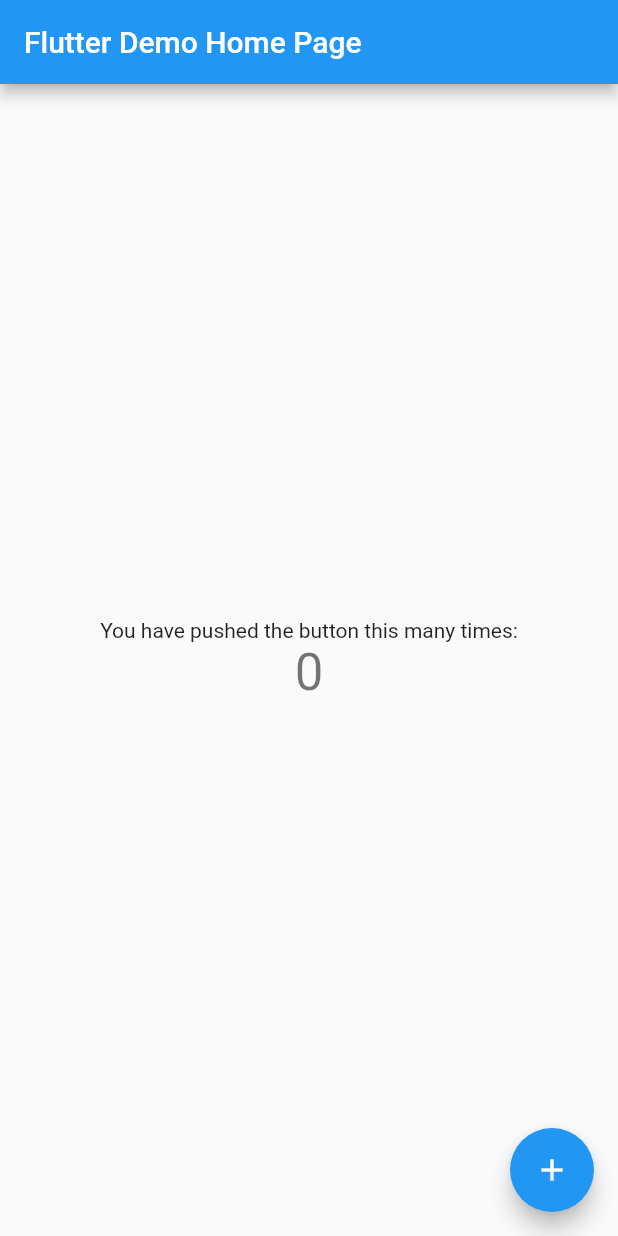
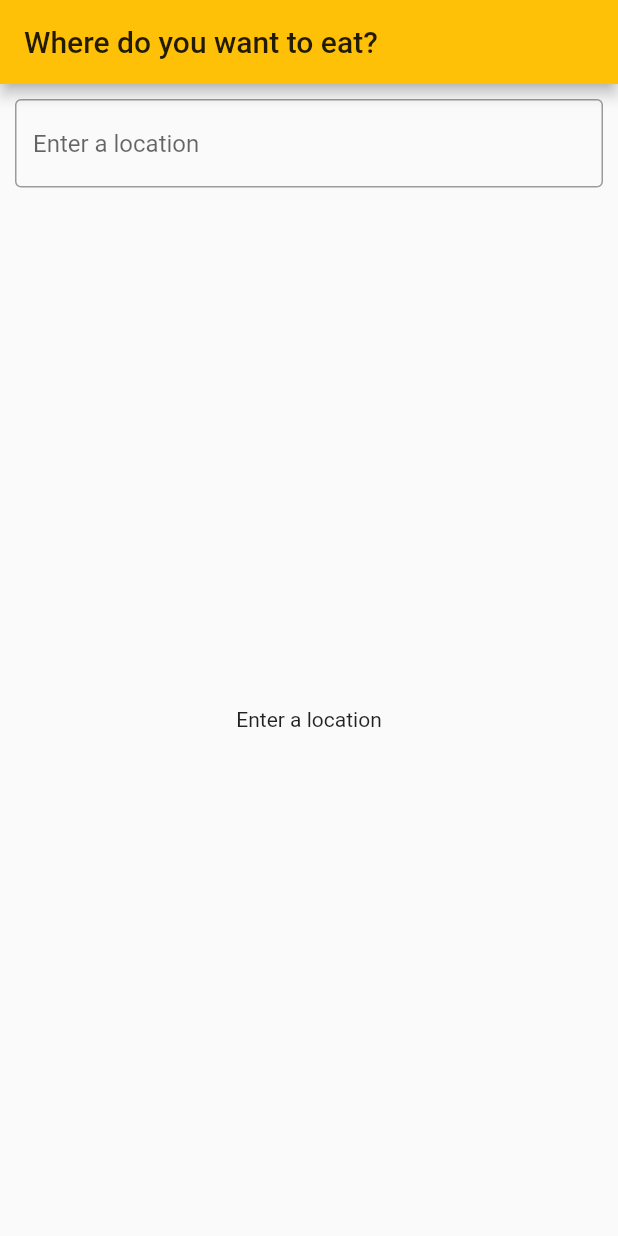
Before and after one commit to primeLasitha/Bloc, a Flutter app: the screen it shows after launch, on a phone screen of 412 x 824 dp. Run offline on Flutter 3.47's test engine with Material 2 defaults, Android fonts, the phone set to English and light mode, and no system bars.

Commit message:
created simple location screen

```diff
--- /dev/null
+++ b/lib/location.dart
@@ -0,0 +1,29 @@
+import 'package:flutter/material.dart';
+
+class LocationScreen extends StatelessWidget {
+  @override
+  Widget build(BuildContext context) {
+    return Scaffold(
+      appBar: AppBar(title: Text('Where do you want to eat?')),
+      body: Column(
+        children: <Widget>[
+          Padding(
+            padding: const EdgeInsets.all(10.0),
+            child: TextField(
+              decoration: InputDecoration(
+                  border: OutlineInputBorder(), hintText: 'Enter a location'),
+              onChanged: (query) {},
+            ),
+          ),
+          Expanded(
+            child: _buildResults(),
+          )
+        ],
+      ),
+    );
+  }
+
+  Widget _buildResults() {
+    return Center(child: Text('Enter a location'));
+  }
+}
--- a/lib/main.dart
+++ b/lib/main.dart
@@ -1,111 +1,17 @@
 import 'package:flutter/material.dart';
+
+import 'main_screen.dart';
 
 void main() => runApp(MyApp());
 
 class MyApp extends StatelessWidget {
-  // This widget is the root of your application.
   @override
   Widget build(BuildContext context) {
     return MaterialApp(
-      title: 'Flutter Demo',
-      theme: ThemeData(
-        // This is the theme of your application.
-        //
-        // Try running your application with "flutter run". You'll see the
-        // application has a blue toolbar. Then, without quitting the app, try
-        // changing the primarySwatch below to Colors.green and then invoke
-        // "hot reload" (press "r" in the console where you ran "flutter run",
-        // or simply save your changes to "hot reload" in a Flutter IDE).
-        // Notice that the counter didn't reset back to zero; the application
-        // is not restarted.
-        primarySwatch: Colors.blue,
-      ),
-      home: MyHomePage(title: 'Flutter Demo Home Page'),
-    );
+        title: 'Bloc Demo',
+        theme: ThemeData(
+          primarySwatch: Colors.amber,
+        ),
+        home: MainScreen());
   }
 }
-
-class MyHomePage extends StatefulWidget {
-  MyHomePage({Key key, this.title}) : super(key: key);
-
-  // This widget is the home page of your application. It is stateful, meaning
-  // that it has a State object (defined below) that contains fields that affect
-  // how it looks.
-
-  // This class is the configuration for the state. It holds the values (in this
-  // case the title) provided by the parent (in this case the App widget) and
-  // used by the build method of the State. Fields in a Widget subclass are
-  // always marked "final".
-
-  final String title;
-
-  @override
-  _MyHomePageState createState() => _MyHomePageState();
-}
-
-class _MyHomePageState extends State<MyHomePage> {
-  int _counter = 0;
-
-  void _incrementCounter() {
-    setState(() {
-      // This call to setState tells the Flutter framework that something has
-      // changed in this State, which causes it to rerun the build method below
-      // so that the display can reflect the updated values. If we changed
-      // _counter without calling setState(), then the build method would not be
-      // called again, and so nothing would appear to happen.
-      _counter++;
-    });
-  }
-
-  @override
-  Widget build(BuildContext context) {
-    // This method is rerun every time setState is called, for instance as done
-    // by the _incrementCounter method above.
-    //
-    // The Flutter framework has been optimized to make rerunning build methods
-    // fast, so that you can just rebuild anything that needs updating rather
-    // than having to individually change instances of widgets.
-    return Scaffold(
-      appBar: AppBar(
-        // Here we take the value from the MyHomePage object that was created by
-        // the App.build method, and use it to set our appbar title.
-        title: Text(widget.title),
-      ),
-      body: Center(
-        // Center is a layout widget. It takes a single child and positions it
-        // in the middle of the parent.
-        child: Column(
-          // Column is also a layout widget. It takes a list of children and
-          // arranges them vertically. By default, it sizes itself to fit its
-          // children horizontally, and tries to be as tall as its parent.
-          //
-          // Invoke "debug painting" (press "p" in the console, choose the
-          // "Toggle Debug Paint" action from the Flutter Inspector in Android
-          // Studio, or the "Toggle Debug Paint" command in Visual Studio Code)
-          // to see the wireframe for each widget.
-          //
-          // Column has various properties to control how it sizes itself and
-          // how it positions its children. Here we use mainAxisAlignment to
-          // center the children vertically; the main axis here is the vertical
-          // axis because Columns are vertical (the cross axis would be
-          // horizontal).
-          mainAxisAlignment: MainAxisAlignment.center,
-          children: <Widget>[
-            Text(
-              'You have pushed the button this many times:',
-            ),
-            Text(
-              '$_counter',
-              style: Theme.of(context).textTheme.display1,
-            ),
-          ],
-        ),
-      ),
-      floatingActionButton: FloatingActionButton(
-        onPressed: _incrementCounter,
-        tooltip: 'Increment',
-        child: Icon(Icons.add),
-      ), // This trailing comma makes auto-formatting nicer for build methods.
-    );
-  }
-}
--- /dev/null
+++ b/lib/main_screen.dart
@@ -0,0 +1,9 @@
+import 'package:bloc/location.dart';
+import 'package:flutter/material.dart';
+
+class MainScreen extends StatelessWidget {
+  @override
+  Widget build(BuildContext context) {
+    return LocationScreen();
+  }
+}
```
